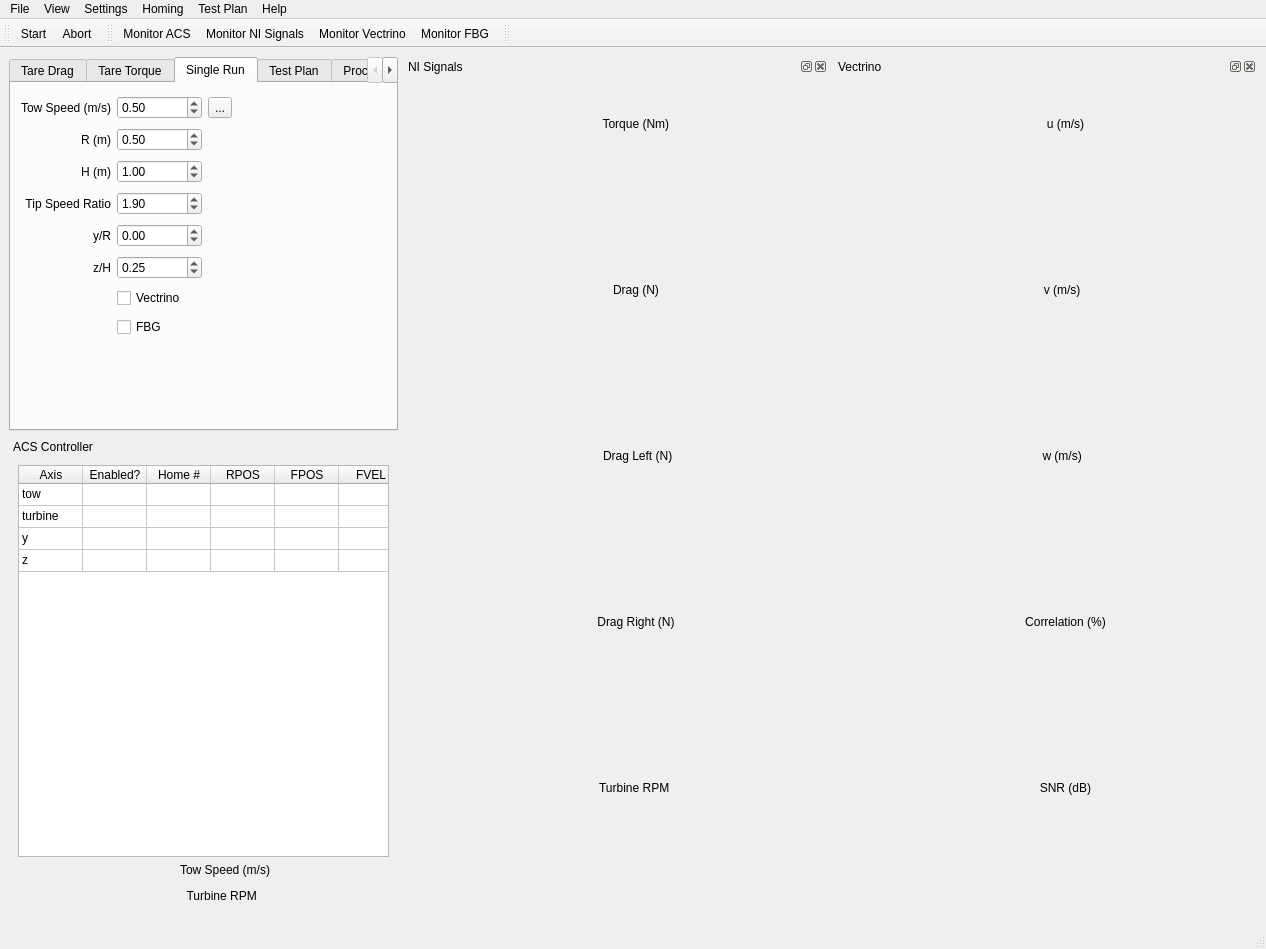
The window that gui/mainwindow.ui (petebachant/TurbineDAQ) describes before a commit, drawn with Qt 5.
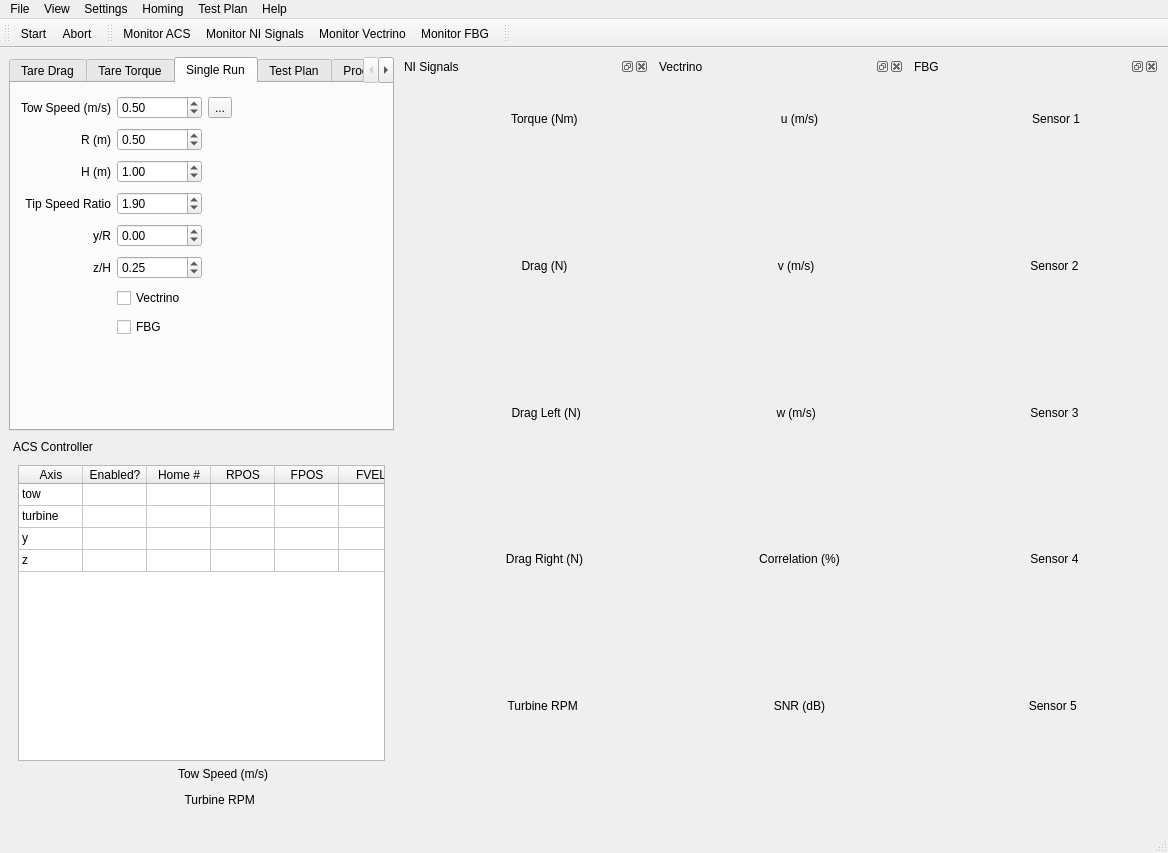
The same window after the commit. Icons and pictures are not drawn. Custom widgets are drawn as their Qt base class.

Commit message: Add FBG dock widget with 5 plots

Patch:
```diff
--- a/gui/mainwindow.ui
+++ b/gui/mainwindow.ui
@@ -6,8 +6,8 @@
    <rect>
     <x>0</x>
     <y>0</y>
-    <width>1266</width>
-    <height>949</height>
+    <width>1168</width>
+    <height>853</height>
    </rect>
   </property>
   <property name="sizePolicy">
@@ -892,6 +892,115 @@
       </widget>
      </widget>
     </item>
+    <item row="0" column="3" rowspan="2">
+     <widget class="QDockWidget" name="dockWidget_FBG">
+      <property name="minimumSize">
+       <size>
+        <width>198</width>
+        <height>601</height>
+       </size>
+      </property>
+      <property name="features">
+       <set>QDockWidget::AllDockWidgetFeatures</set>
+      </property>
+      <property name="windowTitle">
+       <string>FBG</string>
+      </property>
+      <widget class="QWidget" name="dockWidgetContents_4">
+       <layout class="QGridLayout" name="gridLayout_7">
+        <item row="0" column="0">
+         <layout class="QVBoxLayout" name="verticalLayout_4">
+          <item>
+           <widget class="QLabel" name="label_FBG_1">
+            <property name="text">
+             <string>             Sensor 1</string>
+            </property>
+            <property name="alignment">
+             <set>Qt::AlignCenter</set>
+            </property>
+           </widget>
+          </item>
+          <item>
+           <widget class="CurveWidget" name="plot_FBG_1">
+            <property name="orientation">
+             <enum>Qt::Horizontal</enum>
+            </property>
+           </widget>
+          </item>
+          <item>
+           <widget class="QLabel" name="label_FBG_2">
+            <property name="text">
+             <string>            Sensor 2</string>
+            </property>
+            <property name="alignment">
+             <set>Qt::AlignCenter</set>
+            </property>
+           </widget>
+          </item>
+          <item>
+           <widget class="CurveWidget" name="plot_FBG_2">
+            <property name="orientation">
+             <enum>Qt::Horizontal</enum>
+            </property>
+           </widget>
+          </item>
+          <item>
+           <widget class="QLabel" name="label_FBG_3">
+            <property name="text">
+             <string>            Sensor 3</string>
+            </property>
+            <property name="alignment">
+             <set>Qt::AlignCenter</set>
+            </property>
+           </widget>
+          </item>
+          <item>
+           <widget class="CurveWidget" name="plot_FBG_3">
+            <property name="orientation">
+             <enum>Qt::Horizontal</enum>
+            </property>
+           </widget>
+          </item>
+          <item>
+           <widget class="QLabel" name="label_FBG_4">
+            <property name="text">
+             <string>            Sensor 4</string>
+            </property>
+            <property name="alignment">
+             <set>Qt::AlignCenter</set>
+            </property>
+           </widget>
+          </item>
+          <item>
+           <widget class="CurveWidget" name="plot_FBG_4">
+            <property name="orientation">
+             <enum>Qt::Horizontal</enum>
+            </property>
+           </widget>
+          </item>
+          <item>
+           <widget class="QLabel" name="label_FBG_5">
+            <property name="text">
+             <string>           Sensor 5</string>
+            </property>
+            <property name="alignment">
+             <set>Qt::AlignCenter</set>
+            </property>
+           </widget>
+          </item>
+          <item>
+           <widget class="CurveWidget" name="plot_FBG_5">
+            <property name="orientation">
+             <enum>Qt::Horizontal</enum>
+            </property>
+           </widget>
+          </item>
+         </layout>
+        </item>
+       </layout>
+      </widget>
+     </widget>
+    </item>
     <item row="1" column="0">
      <widget class="QDockWidget" name="dockWidget_acscontrol">
       <property name="minimumSize">
@@ -1115,7 +1224,7 @@
     <rect>
      <x>0</x>
      <y>0</y>
-     <width>1266</width>
+     <width>1168</width>
      <height>21</height>
     </rect>
    </property>
```
Left out of the diff: 37 changed lines with no effect on the pictures. The commit also changes 3 other files.
